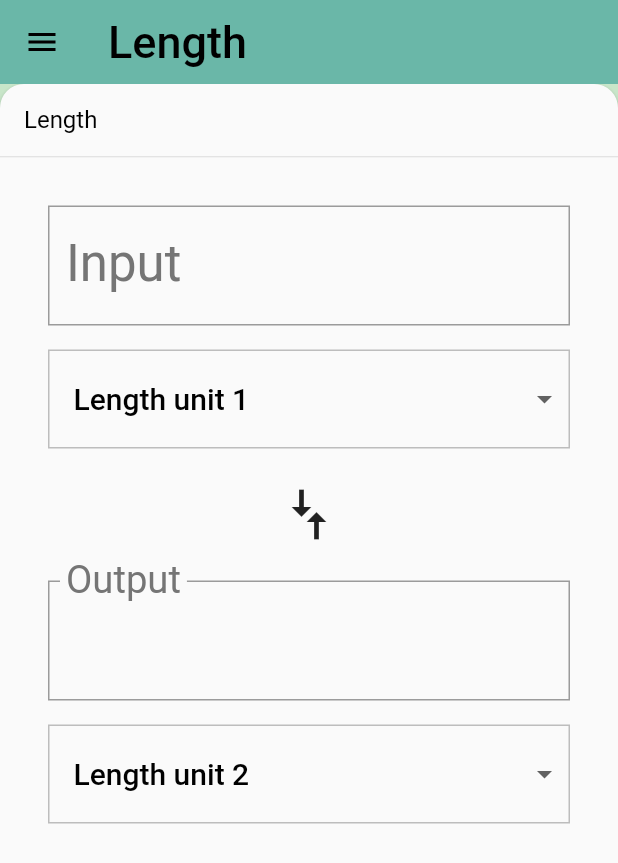
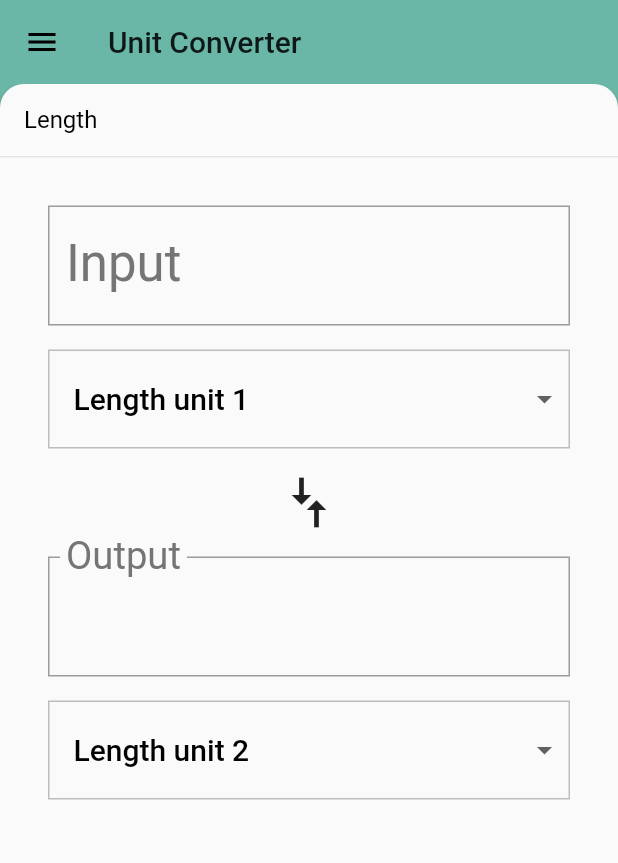
Before and after one commit to Anuraag93/flutter, a Flutter app: the screen it shows after launch, on a phone screen of 412 x 824 dp. Shown: the top 863 px of the screen. Run offline on Flutter 3.47's test engine with Material 2 defaults, Android fonts, the phone set to English and light mode, and no system bars.

Commit message:
Fix RenderFlex error and responsive work flow on portrait and landscape

```diff
--- a/flutter_demo/lib/category_route.dart
+++ b/flutter_demo/lib/category_route.dart
@@ -5,7 +5,7 @@ import 'category_tile.dart';
 import 'backdrop.dart';
 import 'unit_converter.dart';
 
-final _backgroundColor = Colors.green[100];
+//final _backgroundColor = Colors.green[100];
 
 class CategoryRoute extends StatefulWidget {
   const CategoryRoute();
@@ -15,7 +15,8 @@ class CategoryRoute extends StatefulWidget {
 
 class _CategoryRouteState extends State<CategoryRoute> {
   final _categories = <Category>[];
-  Category currentCategoryDisplay;
+  Category _currentCategory;
+  Category _defaultCategory;
   static const _categoryNames = <String>[
     'Length',
     'Area',
@@ -95,10 +96,11 @@ class _CategoryRouteState extends State<CategoryRoute> {
         units: _retrieveUnitList(_categoryNames[i]),
       ));
     }
-    currentCategoryDisplay = _categories[0];
+    _defaultCategory = _categories[0];
   }
 
-  Widget _buildCategoryWidgets() {
+  Widget _buildCategoryWidgets(Orientation orientation) {
+    if (orientation == Orientation.portrait) {
       return ListView.builder(
         itemBuilder: (BuildContext context, int index) {
           return CategoryTile(
@@ -108,6 +110,18 @@ class _CategoryRouteState extends State<CategoryRoute> {
         },
         itemCount: _categories.length,
       );
+    } else {
+      return GridView.builder(
+          itemCount: _categories.length,
+          gridDelegate:
+              SliverGridDelegateWithFixedCrossAxisCount(crossAxisCount: 2,childAspectRatio: 3.0,),
+          itemBuilder: (BuildContext context, int index) {
+            return CategoryTile(
+              category: _categories[index],
+              onTap: _onCategoryTap,
+            );
+          });
+    }
   }
 
   List<Unit> _retrieveUnitList(String categoryName) {
@@ -123,47 +137,44 @@ class _CategoryRouteState extends State<CategoryRoute> {
   void _onCategoryTap(Category value) {
     print('$value was tapped......');
     setState(() {
-      currentCategoryDisplay = value;
+      _currentCategory = value;
     });
   }
 
-  Text appBarText(String heading) {
-    return Text(
-      heading,
-      style: TextStyle(
-        fontSize: 30.0,
-        color: Colors.black,
-      ),
-    );
-  }
+//  Text appBarText(String heading) {
+//    return Text(
+//      heading,
+//      style: TextStyle(
+//        fontSize: 30.0,
+//        color: Colors.black,
+//      ),
+//    );
+//  }
 
   @override
   Widget build(BuildContext context) {
-    final appBar = AppBar(
-      backgroundColor: _backgroundColor,
-      elevation: 0.0,
-      centerTitle: true,
-      title: Text(
-        'Unit Converter',
-        style: TextStyle(
-          fontSize: 30.0,
-          color: Colors.black,
+
+
+    assert(debugCheckHasMediaQuery(context));
+    final listView = Container(
+      padding: EdgeInsets.only(
+        left: 8.0,
+        right: 8.0,
+        bottom: 48.0,
       ),
-      ),
-    );
-
-    final listView = Container(
-      color: _backgroundColor,
-      padding: EdgeInsets.symmetric(horizontal: 8.0),
-      child: _buildCategoryWidgets(),
+      child: _buildCategoryWidgets(MediaQuery.of(context).orientation),
     );
 
     return Backdrop(
-        currentCategory: currentCategoryDisplay,
-        frontPanel: UnitConverter(category: currentCategoryDisplay),
+      currentCategory:
+          _currentCategory == null ? _defaultCategory : _currentCategory,
+      frontPanel: _currentCategory == null
+          ? UnitConverter(category: _defaultCategory)
+          : UnitConverter(category: _currentCategory),
       backPanel: listView,
-        frontTitle: appBarText(currentCategoryDisplay.name),
-        backTitle: appBarText('Unit Converter'));
+      frontTitle: Text('Unit Converter'),
+      backTitle: Text('Select a Category'),
+    );
 //    return Scaffold(
 //      appBar: appBar,
 //      body: listView,
--- a/flutter_demo/lib/unit_converter.dart
+++ b/flutter_demo/lib/unit_converter.dart
@@ -13,7 +13,7 @@ final Category category;
 
   const UnitConverter({
     @required this.category,
-  })  : assert(category != null);
+  }) : assert(category != null);
 
   @override
   _UnitConverterState createState() => _UnitConverterState();
@@ -26,17 +26,17 @@ class _UnitConverterState extends State<UnitConverter> {
   String _convertedValue = '';
   Unit _fromValue;
   Unit _toValue;
+  final _inputKey = GlobalKey(debugLabel: 'inputText');
 
   @override
   void initState() {
-    // TODO: implement initState
     super.initState();
     createDropdownMenuItems();
     setDefaults();
   }
+
   @override
   void didUpdateWidget(UnitConverter oldWidget) {
-    // TODO: implement didUpdateWidget
     super.didUpdateWidget(oldWidget);
 
     if (widget.category != oldWidget.category) {
@@ -45,6 +45,7 @@ class _UnitConverterState extends State<UnitConverter> {
       setDefaults();
     }
   }
+
   void createDropdownMenuItems() {
     var newItems = <DropdownMenuItem>[];
     for (var unit in widget.category.units) {
@@ -171,15 +172,17 @@ class _UnitConverterState extends State<UnitConverter> {
         crossAxisAlignment: CrossAxisAlignment.stretch,
         children: <Widget>[
           TextField(
+            key: _inputKey,
             keyboardType: TextInputType.number,
             style: Theme.of(context).textTheme.display1,
             decoration: InputDecoration(
-                border: OutlineInputBorder(
-                    borderRadius: BorderRadius.circular(0.0)),
+              border:
+                  OutlineInputBorder(borderRadius: BorderRadius.circular(0.0)),
               labelText: 'Input',
               labelStyle: Theme.of(context).textTheme.display1,
-                errorText:
-                    _showValidationError ? 'Invalid Number Entered' : null),
+              errorText: _showValidationError ? 'Invalid Number Entered' : null,
+
+            ),
             onChanged: _updateInputValue,
           ),
           _createDropdown(_fromValue.name, _updateFromConversion),
@@ -208,14 +211,11 @@ class _UnitConverterState extends State<UnitConverter> {
       ),
     );
 
-    final _compareArrow = Padding(
-      padding: EdgeInsets.symmetric(vertical: 8.0),
-      child: RotatedBox(
+    final _compareArrow = RotatedBox(
       quarterTurns: 1,
       child: Icon(
         Icons.compare_arrows,
         size: 40.0,
-        ),
       ),
     );
 //    Transform.rotate(angle: 3.14 / 2, //math.pi/2,
@@ -224,22 +224,40 @@ class _UnitConverterState extends State<UnitConverter> {
 //        size: 40.0,
 //      ),
 //    );
-    return Padding(
-      padding: const EdgeInsets.all(16.0),
-      child: Column(
+    final converter = Column(
       children: [
         _inputGroup,
         _compareArrow,
         _outputGroup,
       ],
+    );
+
+    return Padding(
+      padding: _padding,
+      child: OrientationBuilder(
+          builder: (BuildContext context, Orientation orientation) {
+        if (orientation == Orientation.portrait) {
+          return SingleChildScrollView(
+            child: converter,
+          );
+        } else {
+          return SingleChildScrollView(
+            child: Center(
+              child: Container(
+                width: 450.0,
+                child: converter,
               ),
+            ),
+          );
+        }
+      }),
     );
 
 //    final unitWidgets = widget.units.map((Unit unit) {
 //      return Container(
 //        color: widget.color,
 //        margin: EdgeInsets.all(8.0),
-//        padding: EdgeInsets.all(16.0),
+//        padding: _padding,
 //        child: Column(
 //          children: <Widget>[
 //            Text(
```
Lines whose indentation alone changed are shown as unchanged.
